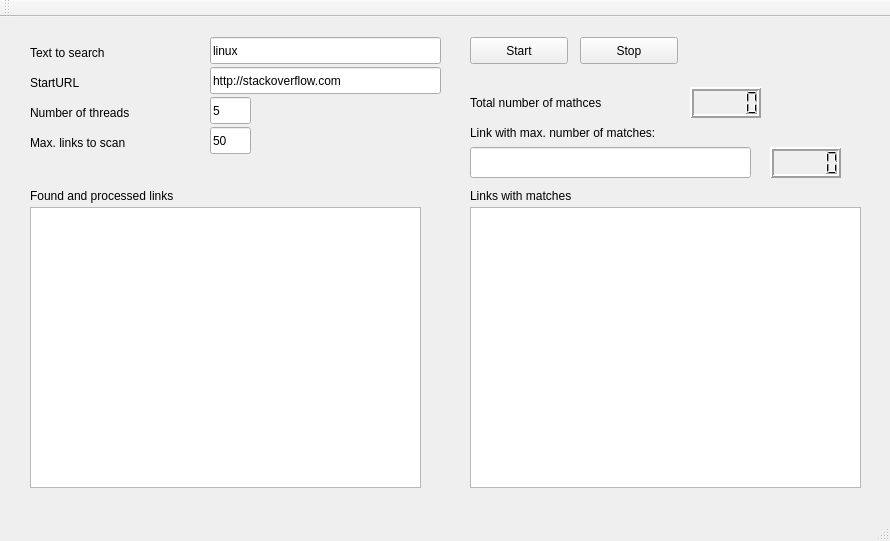
The window that mainwindow.ui (aot9/WebParser) describes before a commit, drawn with Qt 5.
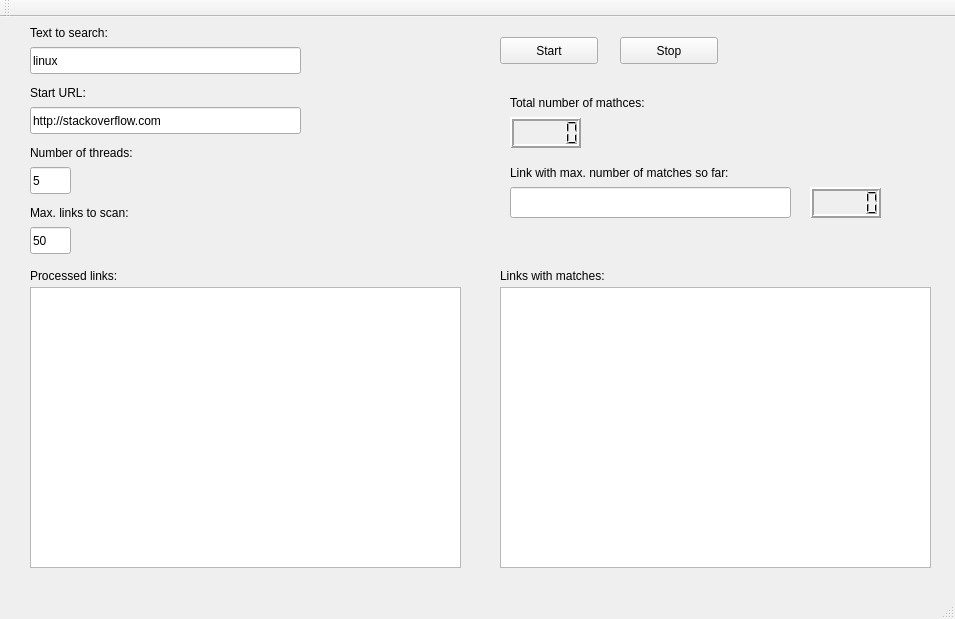
The same window after the commit.

Commit message: added pause/resume feature; refactored mainwindow class

```diff
--- a/mainwindow.ui
+++ b/mainwindow.ui
@@ -6,8 +6,8 @@
    <rect>
     <x>0</x>
     <y>0</y>
-    <width>890</width>
-    <height>541</height>
+    <width>955</width>
+    <height>619</height>
    </rect>
   </property>
   <property name="windowTitle">
@@ -17,7 +17,7 @@
    <widget class="QPushButton" name="pushButton">
     <property name="geometry">
      <rect>
-      <x>470</x>
+      <x>500</x>
       <y>20</y>
       <width>98</width>
       <height>27</height>
@@ -30,9 +30,9 @@
    <widget class="QLineEdit" name="lineEdit">
     <property name="geometry">
      <rect>
-      <x>210</x>
-      <y>20</y>
-      <width>231</width>
+      <x>30</x>
+      <y>30</y>
+      <width>271</width>
       <height>27</height>
      </rect>
     </property>
@@ -44,46 +44,46 @@
     <property name="geometry">
      <rect>
       <x>30</x>
-      <y>50</y>
+      <y>60</y>
       <width>121</width>
       <height>31</height>
      </rect>
     </property>
     <property name="text">
-     <string>StartURL</string>
+     <string>Start URL:</string>
     </property>
    </widget>
    <widget class="QLabel" name="label_2">
     <property name="geometry">
      <rect>
       <x>30</x>
-      <y>80</y>
+      <y>120</y>
       <width>171</width>
       <height>31</height>
      </rect>
     </property>
     <property name="text">
-     <string>Number of threads</string>
+     <string>Number of threads:</string>
     </property>
    </widget>
    <widget class="QLabel" name="label_3">
     <property name="geometry">
      <rect>
       <x>30</x>
-      <y>110</y>
+      <y>180</y>
       <width>151</width>
       <height>31</height>
      </rect>
     </property>
     <property name="text">
-     <string>Max. links to scan</string>
+     <string>Max. links to scan:</string>
     </property>
    </widget>
    <widget class="QLineEdit" name="lineEdit_3">
     <property name="geometry">
      <rect>
-      <x>210</x>
-      <y>80</y>
+      <x>30</x>
+      <y>150</y>
       <width>41</width>
       <height>27</height>
      </rect>
@@ -95,8 +95,8 @@
    <widget class="QLineEdit" name="lineEdit_4">
     <property name="geometry">
      <rect>
-      <x>210</x>
-      <y>110</y>
+      <x>30</x>
+      <y>210</y>
       <width>41</width>
       <height>27</height>
      </rect>
@@ -108,9 +108,9 @@
    <widget class="QLineEdit" name="lineEdit_5">
     <property name="geometry">
      <rect>
-      <x>210</x>
-      <y>50</y>
-      <width>231</width>
+      <x>30</x>
+      <y>90</y>
+      <width>271</width>
       <height>27</height>
      </rect>
     </property>
@@ -122,65 +122,45 @@
     <property name="geometry">
      <rect>
       <x>30</x>
-      <y>20</y>
+      <y>0</y>
       <width>151</width>
       <height>31</height>
      </rect>
     </property>
     <property name="text">
-     <string>Text to search</string>
-    </property>
-   </widget>
-   <widget class="QListView" name="listView">
-    <property name="geometry">
-     <rect>
-      <x>30</x>
-      <y>190</y>
-      <width>391</width>
-      <height>281</height>
-     </rect>
-    </property>
-   </widget>
-   <widget class="QListView" name="listView_2">
-    <property name="geometry">
-     <rect>
-      <x>470</x>
-      <y>190</y>
-      <width>391</width>
-      <height>281</height>
-     </rect>
+     <string>Text to search:</string>
     </property>
    </widget>
    <widget class="QLabel" name="label_5">
     <property name="geometry">
      <rect>
       <x>30</x>
-      <y>170</y>
+      <y>250</y>
       <width>221</width>
       <height>17</height>
      </rect>
     </property>
     <property name="text">
-     <string>Found and processed links</string>
+     <string>Processed links:</string>
     </property>
    </widget>
    <widget class="QLabel" name="label_6">
     <property name="geometry">
      <rect>
-      <x>470</x>
-      <y>170</y>
-      <width>141</width>
+      <x>500</x>
+      <y>250</y>
+      <width>151</width>
       <height>17</height>
      </rect>
     </property>
     <property name="text">
-     <string>Links with matches</string>
+     <string>Links with matches:</string>
     </property>
    </widget>
    <widget class="QPushButton" name="pushButton_2">
     <property name="geometry">
      <rect>
-      <x>580</x>
+      <x>620</x>
       <y>20</y>
       <width>98</width>
       <height>27</height>
@@ -193,50 +173,50 @@
    <widget class="QLabel" name="label_7">
     <property name="geometry">
      <rect>
-      <x>470</x>
+      <x>510</x>
       <y>70</y>
       <width>211</width>
       <height>31</height>
      </rect>
     </property>
     <property name="text">
-     <string>Total number of mathces</string>
+     <string>Total number of mathces:</string>
     </property>
    </widget>
    <widget class="QLCDNumber" name="lcdNumber">
     <property name="geometry">
      <rect>
-      <x>690</x>
-      <y>70</y>
-      <width>71</width>
-      <height>31</height>
-     </rect>
-    </property>
-    <property name="lineWidth">
-     <number>2</number>
-    </property>
-    <property name="midLineWidth">
-     <number>0</number>
-    </property>
-   </widget>
-   <widget class="QLabel" name="label_8">
-    <property name="geometry">
-     <rect>
-      <x>470</x>
+      <x>510</x>
       <y>100</y>
+      <width>71</width>
+      <height>31</height>
+     </rect>
+    </property>
+    <property name="lineWidth">
+     <number>2</number>
+    </property>
+    <property name="midLineWidth">
+     <number>0</number>
+    </property>
+   </widget>
+   <widget class="QLabel" name="label_8">
+    <property name="geometry">
+     <rect>
+      <x>510</x>
+      <y>140</y>
       <width>301</width>
       <height>31</height>
      </rect>
     </property>
     <property name="text">
-     <string>Link with max. number of matches:</string>
+     <string>Link with max. number of matches so far:</string>
     </property>
    </widget>
    <widget class="QLineEdit" name="lineEdit_2">
     <property name="geometry">
      <rect>
-      <x>470</x>
-      <y>130</y>
+      <x>510</x>
+      <y>170</y>
       <width>281</width>
       <height>31</height>
      </rect>
@@ -245,8 +225,8 @@
    <widget class="QLCDNumber" name="lcdNumber_2">
     <property name="geometry">
      <rect>
-      <x>770</x>
-      <y>130</y>
+      <x>810</x>
+      <y>170</y>
       <width>71</width>
       <height>31</height>
      </rect>
@@ -258,6 +238,26 @@
      <number>0</number>
     </property>
    </widget>
+   <widget class="QListWidget" name="processedLinksList">
+    <property name="geometry">
+     <rect>
+      <x>30</x>
+      <y>270</y>
+      <width>431</width>
+      <height>281</height>
+     </rect>
+    </property>
+   </widget>
+   <widget class="QListWidget" name="linksWithMatchList">
+    <property name="geometry">
+     <rect>
+      <x>500</x>
+      <y>270</y>
+      <width>431</width>
+      <height>281</height>
+     </rect>
+    </property>
+   </widget>
   </widget>
   <widget class="QToolBar" name="mainToolBar">
    <attribute name="toolBarArea">
```
Left out of the diff: 18 changed lines with no effect on the pictures. The commit also changes 7 other files.
